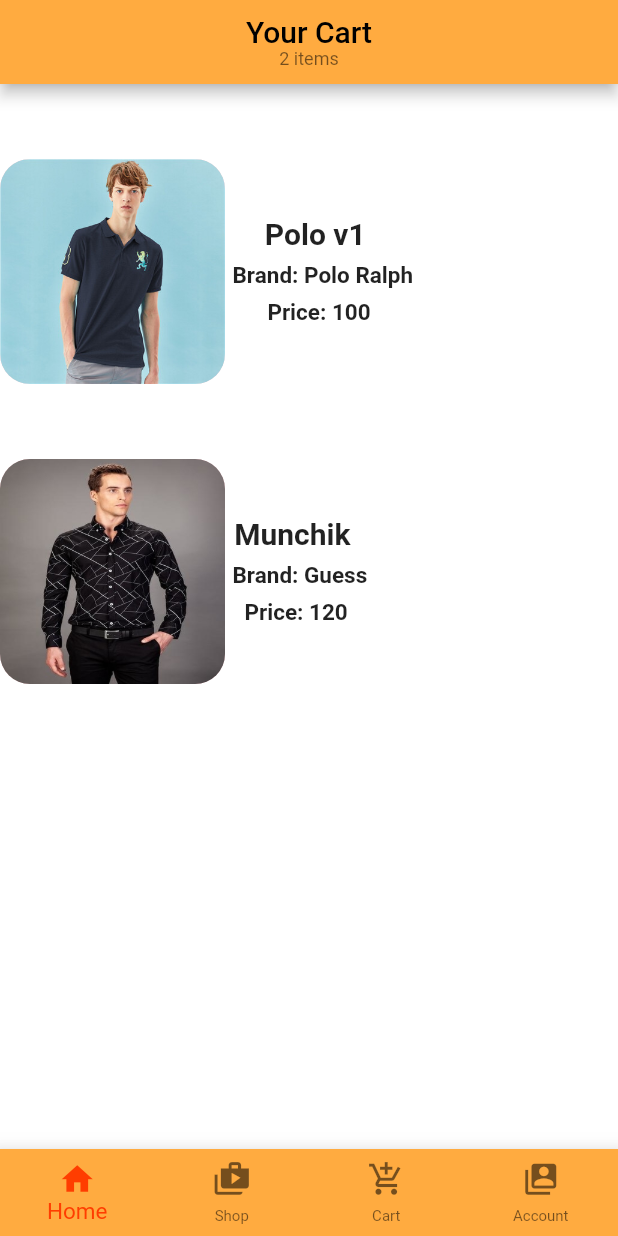
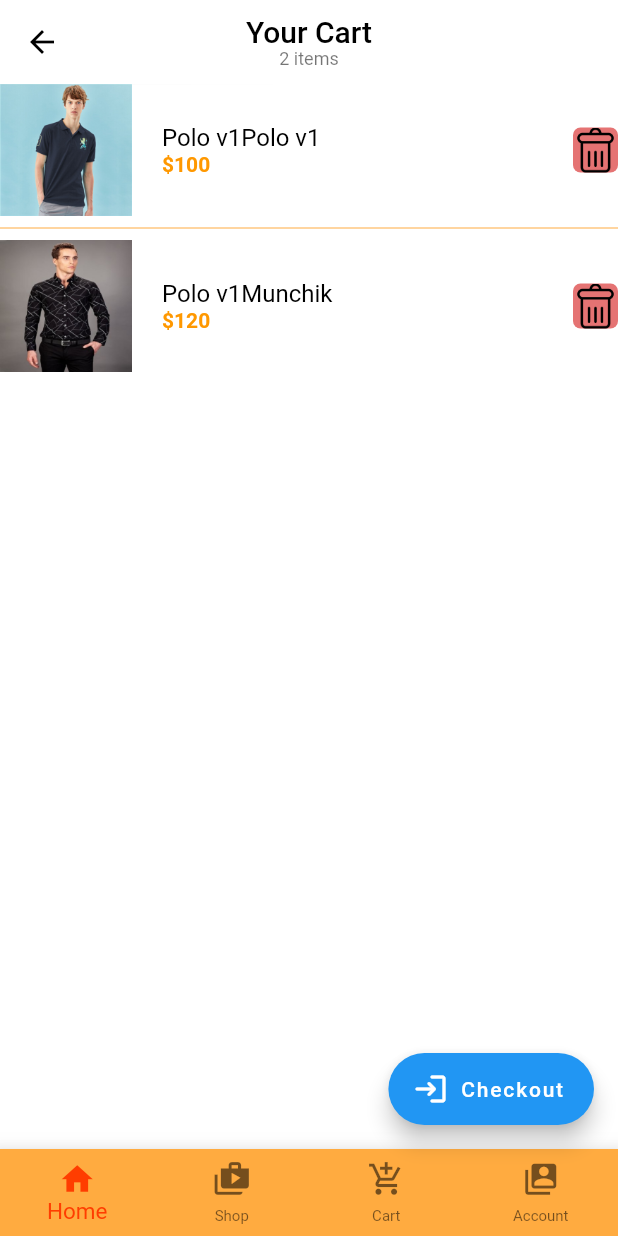
Before and after one commit to HabibHadmy99/closet-map-new, a Flutter app: the screen it shows after launch, item 3 of the bottom bar chosen, on a phone screen of 412 x 824 dp. Run offline on Flutter 3.47's test engine with Material 2 defaults, Android fonts, the phone set to English and light mode, and no system bars; our stand-ins replace circular_profile_avatar, flutter_svg.

Commit message:
screen update

```diff
--- /dev/null
+++ b/lib/screen/Checkout.dart
@@ -0,0 +1,14 @@
+import 'package:flutter/material.dart';
+
+class Checkout extends StatelessWidget {
+  static String routeName = "/cart";
+  static Route<dynamic> route() =>
+      MaterialPageRoute(builder: (_) => Checkout());
+
+  @override
+  Widget build(BuildContext context) {
+    return Scaffold(
+      appBar: AppBar(),
+    );
+  }
+}
--- /dev/null
+++ b/lib/screen/body_cart.dart
@@ -0,0 +1,124 @@
+import 'package:closet_map/List/list.dart';
+import 'package:closet_map/nav_bar/CustomAppBar.dart';
+import 'package:closet_map/screen/Checkout.dart';
+import 'package:flutter/material.dart';
+
+import 'body_cart.dart';
+
+class CartScreen2 extends StatelessWidget {
+  static String routeName = "/cart";
+  static Route<dynamic> route() =>
+      MaterialPageRoute(builder: (_) => CartScreen2());
+
+  @override
+  Widget build(BuildContext context) {
+    return Scaffold(
+      appBar: AppBar(
+        elevation: 0.1,
+        centerTitle: true,
+        backgroundColor: Colors.white,
+        leading: IconButton(
+          icon: Icon(Icons.arrow_back),
+          color: Colors.black,
+          onPressed: () {
+            //Navigator.pop(context);
+          },
+        ),
+        title: Column(
+          children: [
+            Text(
+              "Your Cart",
+              style: TextStyle(color: Colors.black),
+            ),
+            Text(
+              "${buyshirts.length} items",
+              style: Theme.of(context).textTheme.caption,
+            ),
+          ],
+        ),
+      ),
+      bottomNavigationBar: CustomAppBar(),
+      backgroundColor: Colors.white,
+      body: ListView.separated(
+          scrollDirection: Axis.vertical,
+          itemCount: buyshirts.length,
+          itemBuilder: (context, index) {
+            return Column(
+              children: [
+                Row(
+                  children: [
+                    SizedBox(
+                      width: 88,
+                      child: AspectRatio(
+                        aspectRatio: 1,
+                        child: Container(
+                          decoration: BoxDecoration(
+                            color: Color(0xFFFFE6E6),
+                            borderRadius: BorderRadius.circular(15),
+                          ),
+                          child: Image.asset(buyshirts[index]['image']),
+                        ),
+                      ),
+                    ),
+                    SizedBox(width: 20),
+                    Column(
+                      crossAxisAlignment: CrossAxisAlignment.start,
+                      children: [
+                        Text(
+                          buyshirts[0]['name'] + buyshirts[index]['name'],
+                          style: TextStyle(fontSize: 16, color: Colors.black),
+                          maxLines: 2,
+                        ),
+                        Text.rich(
+                          TextSpan(
+                            text: "\$${buyshirts[index]['price']}",
+                            style: TextStyle(
+                                fontWeight: FontWeight.w600,
+                                color: Colors.orange),
+                          ),
+                        ),
+                      ],
+                    ),
+                    Spacer(),
+                    Column(
+                      children: [
+                        SizedBox(
+                          width: 30,
+                          child: AspectRatio(
+                            aspectRatio: 1,
+                            child: Container(
+                              decoration: BoxDecoration(
+                                color: Colors.red[300],
+                                image: new DecorationImage(
+                                    image: new AssetImage(
+                                        "assets/images/61848.png")),
+                                borderRadius: BorderRadius.circular(5),
+                              ),
+                            ),
+                          ),
+                        ),
+                      ],
+                    ),
+                  ],
+                ),
+              ],
+            );
+          },
+          separatorBuilder: (context, index) => Divider(
+                color: Colors.orangeAccent,
+              )),
+      floatingActionButton: Row(
+        mainAxisAlignment: MainAxisAlignment.end,
+        children: <Widget>[
+          FloatingActionButton.extended(
+            heroTag: null,
+            onPressed: () =>
+                Navigator.pushReplacement(context, Checkout.route()),
+            label: Text('Checkout'),
+            icon: Icon(Icons.login_rounded),
+          ),
+        ],
+      ),
+    );
+  }
+}
--- a/lib/screen/cart.dart
+++ b/lib/screen/cart.dart
@@ -2,112 +2,17 @@ import 'package:closet_map/List/list.dart';
 import 'package:closet_map/nav_bar/CustomAppBar.dart';
 import 'package:flutter/material.dart';
 
+import 'body_cart.dart';
+
 class CartScreen extends StatelessWidget {
+  static String routeName = "/cart";
   static Route<dynamic> route() =>
       MaterialPageRoute(builder: (_) => CartScreen());
 
   @override
   Widget build(BuildContext context) {
     return Scaffold(
-      appBar: AppBar(
-        centerTitle: true,
-        backgroundColor: Colors.orangeAccent,
-        title: Column(
-          children: [
-            Text(
-              "Your Cart",
-              style: TextStyle(color: Colors.black),
-            ),
-            Text(
-              "${buyshirts.length} items",
-              style: Theme.of(context).textTheme.caption,
-            ),
-          ],
-        ),
-      ),
-      bottomNavigationBar: CustomAppBar(),
-      backgroundColor: Colors.white,
-      body: Container(
-        //height: 400,
-        child: ListView.builder(
-          scrollDirection: Axis.vertical,
-          itemCount: buyshirts.length,
-          itemBuilder: (context, index) {
-            return Container(
-              child: Column(
-                crossAxisAlignment: CrossAxisAlignment.start,
-                children: <Widget>[
-                  SizedBox(
-                    height: 50,
-                    width: 50,
-                  ),
-                  Container(
-                    child: Row(children: [
-                      Container(
-                        padding: EdgeInsets.symmetric(horizontal: 15),
-                        width: 150,
-                        height: 150,
-                        decoration: BoxDecoration(
-                          color: Colors.red[100],
-                          image: new DecorationImage(
-                              image: new AssetImage(buyshirts[index]['image'])),
-                          borderRadius: BorderRadius.circular(20),
-                        ),
-                      ),
-                      Column(children: [
-                        Container(
-                          height: 30,
-                          padding: EdgeInsets.only(right: 5),
-                          child: Text(
-                            buyshirts[index]['name'],
-                            style: TextStyle(
-                              fontWeight: FontWeight.bold,
-                              fontSize: 20,
-                            ),
-                          ),
-                        ),
-                        Container(
-                          height: 25,
-                          padding: EdgeInsets.only(left: 5),
-                          child: Text(
-                            "Brand: " + buyshirts[index]['brand'],
-                            style: TextStyle(
-                              fontWeight: FontWeight.bold,
-                              fontSize: 15,
-                            ),
-                          ),
-                        ),
-                        Container(
-                          //height: 120,
-                          //padding: EdgeInsets.only(left: 10),
-                          child: Text(
-                            "Price: " + buyshirts[index]['price'],
-                            style: TextStyle(
-                              fontWeight: FontWeight.bold,
-                              fontSize: 15,
-                            ),
-                          ),
-                        ),
-                      ]),
-                    ]),
-                  ),
-                  /* Container(
-                    padding: EdgeInsets.only(right: 30),
-                    width: 35,
-                    height: 35,
-                    decoration: BoxDecoration(
-                      color: Colors.red[400],
-                      image: new DecorationImage(
-                          image: new AssetImage("assets/images/61848.png")),
-                      borderRadius: BorderRadius.circular(5),
-                    ),
-                  ),*/
-                ],
-              ),
-            );
-          },
-        ),
-      ),
+      body: CartScreen2(),
     );
   }
 }
```
